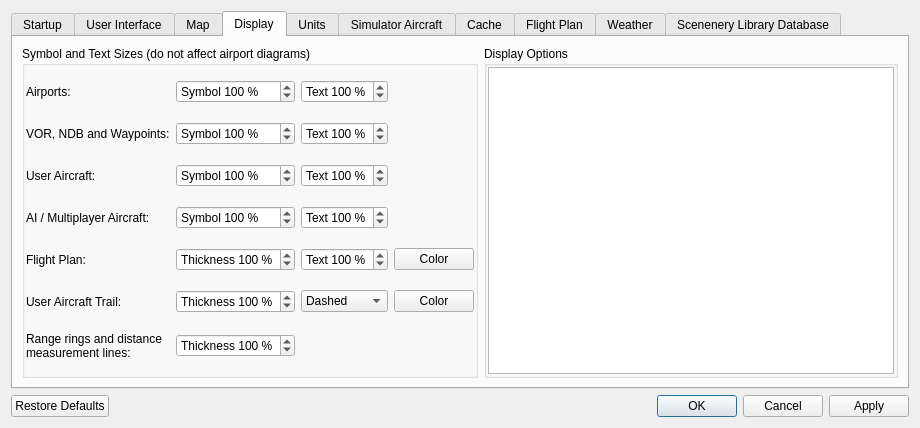
Before: the Qt Designer form src/options/options.ui in albar965/littlenavmap, drawn with Qt 5.
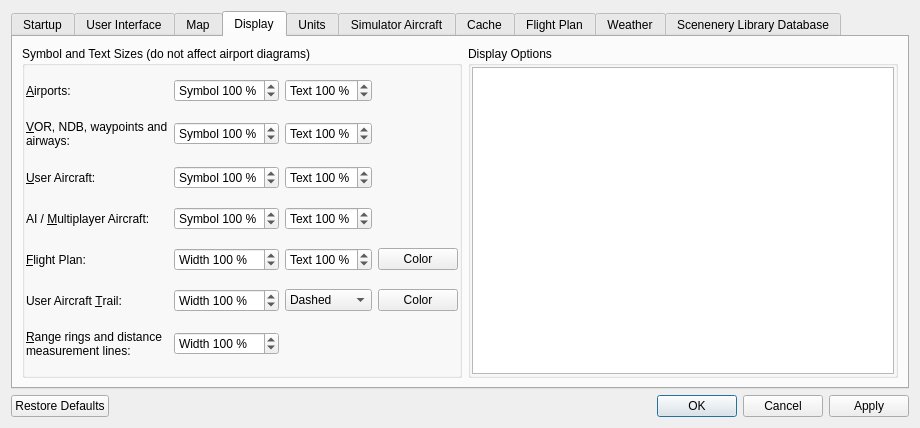
After: the same form once the commit is applied. The open tabs and pages were chosen to show the change.

Patch:
```diff
--- a/src/options/options.ui
+++ b/src/options/options.ui
@@ -737,7 +737,7 @@
           <item row="2" column="0">
            <widget class="QLabel" name="labelOptionsMapSizeAircraftUser">
             <property name="text">
-             <string>User Aircraft:</string>
+             <string>&amp;User Aircraft:</string>
             </property>
             <property name="buddy">
              <cstring>spinBoxOptionsDisplaySymbolSizeAircraftUser</cstring>
@@ -772,7 +772,7 @@
           <item row="3" column="0">
            <widget class="QLabel" name="labelOptionsMapSizeAircraftAi">
             <property name="text">
-             <string>AI / Multiplayer Aircraft:</string>
+             <string>AI / &amp;Multiplayer Aircraft:</string>
             </property>
             <property name="buddy">
              <cstring>spinBoxOptionsDisplaySymbolSizeAircraftAi</cstring>
@@ -807,7 +807,7 @@
           <item row="0" column="0">
            <widget class="QLabel" name="labelOptionsMapSizeAirport">
             <property name="text">
-             <string>Airports:</string>
+             <string>&amp;Airports:</string>
             </property>
             <property name="buddy">
              <cstring>spinBoxOptionsDisplaySymbolSizeAirport</cstring>
@@ -867,7 +867,7 @@
           <item row="5" column="0">
            <widget class="QLabel" name="labelOptionsMapSizeTrail">
             <property name="text">
-             <string>User Aircraft Trail:</string>
+             <string>User Aircraft &amp;Trail:</string>
             </property>
             <property name="buddy">
              <cstring>spinBoxOptionsDisplayThicknessTrail</cstring>
@@ -883,7 +883,7 @@
              <string> %</string>
             </property>
             <property name="prefix">
-             <string>Thickness </string>
+             <string>Width </string>
             </property>
             <property name="minimum">
              <number>50</number>
@@ -921,7 +921,7 @@
           <item row="4" column="0">
            <widget class="QLabel" name="labelOptionsMapSizeFlightplan">
             <property name="text">
-             <string>Flight Plan:</string>
+             <string>&amp;Flight Plan:</string>
             </property>
             <property name="buddy">
              <cstring>spinBoxOptionsDisplayThicknessFlightplan</cstring>
@@ -956,7 +956,8 @@
           <item row="1" column="0">
            <widget class="QLabel" name="labelOptionsMapSizeNavaid">
             <property name="text">
-             <string>VOR, NDB and Waypoints:</string>
+             <string>&amp;VOR, NDB, waypoints and
+airways:</string>
             </property>
             <property name="buddy">
              <cstring>spinBoxOptionsDisplaySymbolSizeNavaid</cstring>
@@ -972,7 +973,7 @@
              <string> %</string>
             </property>
             <property name="prefix">
-             <string>Thickness </string>
+             <string>Width </string>
             </property>
             <property name="minimum">
              <number>50</number>
@@ -1017,7 +1018,7 @@
           <item row="6" column="0">
            <widget class="QLabel" name="labelOptionsMapSizeRangeDistance">
             <property name="text">
-             <string>Range rings and distance
+             <string>&amp;Range rings and distance
 measurement lines:</string>
             </property>
             <property name="buddy">
@@ -1034,7 +1035,7 @@
              <string> %</string>
             </property>
             <property name="prefix">
-             <string>Thickness </string>
+             <string>Width </string>
             </property>
             <property name="minimum">
              <number>50</number>
```
Left out of the diff: 46 changed lines with no effect on the pictures.
